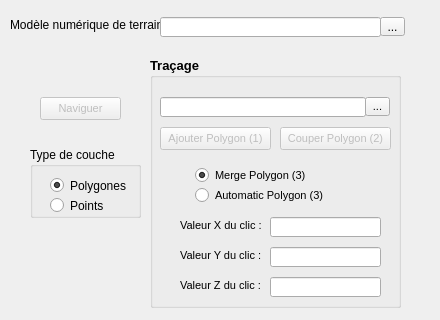
Direction-des-inventaires-forestiers/StereoPhoto, file ui-optionWindow.ui: the form before one commit; both pictures show x 0 to 440 and y 403 to 723 of the 440 by 723 pixel window.
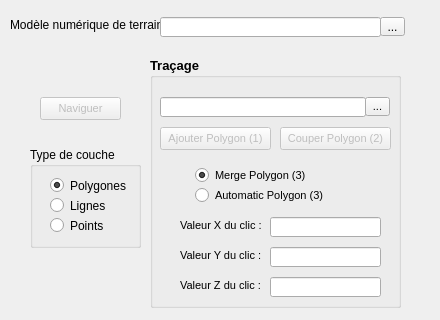
The form after the commit. Icons and pictures are not drawn.

Commit message: Ajout de lignes

What changed in the file:
```diff
--- a/ui-optionWindow.ui
+++ b/ui-optionWindow.ui
@@ -892,7 +892,7 @@
      <x>30</x>
      <y>550</y>
      <width>111</width>
-     <height>71</height>
+     <height>101</height>
     </rect>
    </property>
    <property name="title">
@@ -902,7 +902,7 @@
     <property name="geometry">
      <rect>
       <x>20</x>
-      <y>50</y>
+      <y>70</y>
       <width>82</width>
       <height>17</height>
      </rect>
@@ -927,6 +927,19 @@
      <bool>true</bool>
     </property>
    </widget>
+   <widget class="QRadioButton" name="radioLineLayer">
+    <property name="geometry">
+     <rect>
+      <x>20</x>
+      <y>50</y>
+      <width>82</width>
+      <height>17</height>
+     </rect>
+    </property>
+    <property name="text">
+     <string>Lignes</string>
+    </property>
+   </widget>
   </widget>
   <widget class="QLabel" name="label_14">
    <property name="geometry">
```
Left out of the diff: 8 changed lines with no effect on the pictures. The commit also changes 2 other files.
